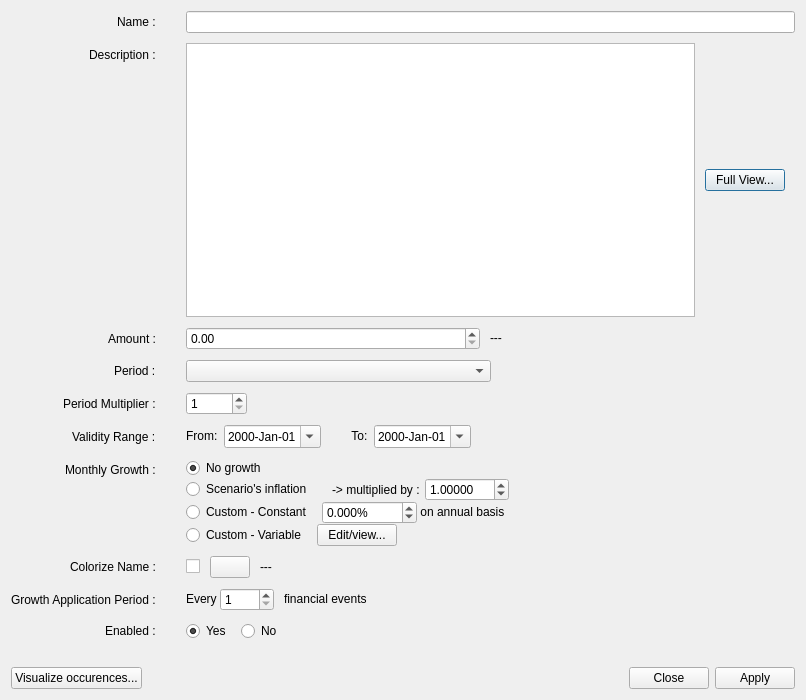
First picture: the form in src/editperiodicdialog.ui, repository redmoon1945/gbp, before the edit.
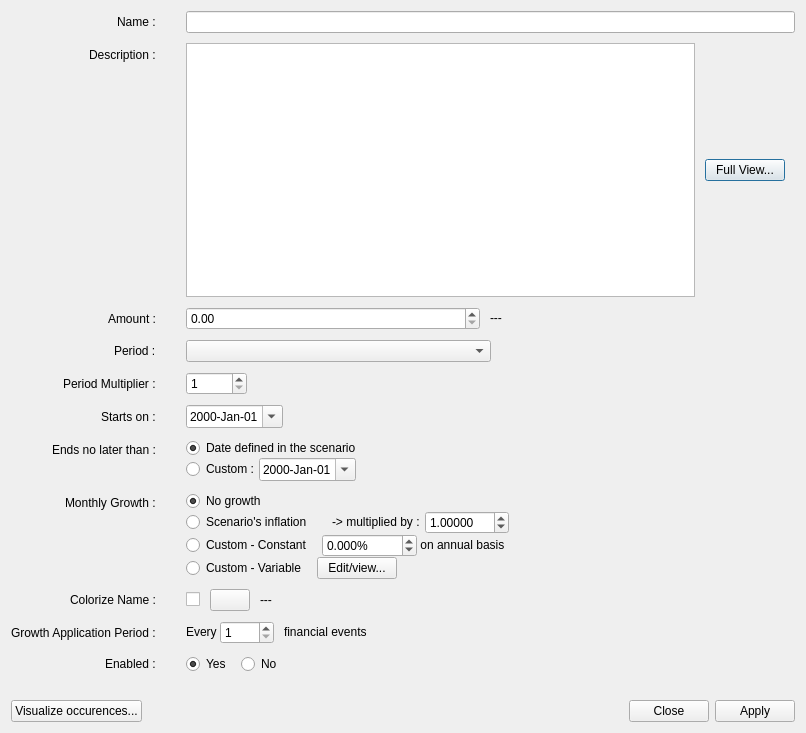
Second picture: the form after the edit.

What changed in the file:
```diff
--- a/src/editperiodicdialog.ui
+++ b/src/editperiodicdialog.ui
@@ -7,7 +7,7 @@
     <x>0</x>
     <y>0</y>
     <width>806</width>
-    <height>700</height>
+    <height>733</height>
    </rect>
   </property>
   <property name="sizePolicy">
@@ -372,28 +372,12 @@
           <string>Interval of time inside which this income/expense is allowed to be generated</string>
          </property>
          <property name="text">
-          <string>Validity Range :</string>
+          <string>Starts on :</string>
          </property>
         </widget>
        </item>
        <item row="5" column="1">
-        <layout class="QHBoxLayout" name="horizontalLayout_5">
-         <item>
-          <widget class="QLabel" name="label_8">
-           <property name="sizePolicy">
-            <sizepolicy hsizetype="Preferred" vsizetype="Fixed">
-             <horstretch>0</horstretch>
-             <verstretch>0</verstretch>
-            </sizepolicy>
-           </property>
-           <property name="text">
-            <string>From:  </string>
-           </property>
-           <property name="alignment">
-            <set>Qt::AlignmentFlag::AlignRight|Qt::AlignmentFlag::AlignTrailing|Qt::AlignmentFlag::AlignVCenter</set>
-           </property>
-          </widget>
-         </item>
+        <layout class="QHBoxLayout" name="horizontalLayout_15">
          <item>
           <widget class="QDateEdit" name="fromDateEdit">
            <property name="sizePolicy">
@@ -416,75 +400,7 @@
             <date>
              <year>1999</year>
              <month>11</month>
-             <day>29</day>
-            </date>
-           </property>
-           <property name="displayFormat">
-            <string notr="true">yyyy-MMM-dd</string>
-           </property>
-           <property name="calendarPopup">
-            <bool>true</bool>
-           </property>
-           <property name="timeSpec">
-            <enum>Qt::TimeSpec::LocalTime</enum>
-           </property>
-          </widget>
-         </item>
-         <item>
-          <spacer name="horizontalSpacer_8">
-           <property name="orientation">
-            <enum>Qt::Orientation::Horizontal</enum>
-           </property>
-           <property name="sizeType">
-            <enum>QSizePolicy::Policy::Fixed</enum>
-           </property>
-           <property name="sizeHint" stdset="0">
-            <size>
-             <width>30</width>
-             <height>20</height>
-            </size>
-           </property>
-          </spacer>
-         </item>
-         <item>
-          <widget class="QLabel" name="label_9">
-           <property name="sizePolicy">
-            <sizepolicy hsizetype="Preferred" vsizetype="Fixed">
-             <horstretch>0</horstretch>
-             <verstretch>0</verstretch>
-            </sizepolicy>
-           </property>
-           <property name="text">
-            <string>To:  </string>
-           </property>
-           <property name="alignment">
-            <set>Qt::AlignmentFlag::AlignRight|Qt::AlignmentFlag::AlignTrailing|Qt::AlignmentFlag::AlignVCenter</set>
-           </property>
-          </widget>
-         </item>
-         <item>
-          <widget class="QDateEdit" name="toDateEdit">
-           <property name="sizePolicy">
-            <sizepolicy hsizetype="Maximum" vsizetype="Fixed">
-             <horstretch>0</horstretch>
-             <verstretch>0</verstretch>
-            </sizepolicy>
-           </property>
-           <property name="toolTip">
-            <string>&lt;html&gt;&lt;head/&gt;&lt;body&gt;&lt;p&gt;&lt;span style=&quot; background-color:transparent;&quot;&gt;No financial event for this Financial Stream Definition will be generated past this date.&lt;/span&gt;&lt;/p&gt;&lt;/body&gt;&lt;/html&gt;</string>
-           </property>
-           <property name="maximumDate">
-            <date>
-             <year>2999</year>
-             <month>12</month>
-             <day>31</day>
-            </date>
-           </property>
-           <property name="minimumDate">
-            <date>
-             <year>1999</year>
-             <month>12</month>
-             <day>1</day>
+             <day>24</day>
             </date>
            </property>
            <property name="displayFormat">
@@ -513,7 +429,7 @@
          </item>
         </layout>
        </item>
-       <item row="6" column="0">
+       <item row="7" column="0">
         <widget class="QLabel" name="label_6">
          <property name="sizePolicy">
           <sizepolicy hsizetype="Preferred" vsizetype="Preferred">
@@ -534,7 +450,7 @@
          </property>
         </widget>
        </item>
-       <item row="6" column="1">
+       <item row="7" column="1">
         <layout class="QVBoxLayout" name="verticalLayout_3">
          <property name="sizeConstraint">
           <enum>QLayout::SizeConstraint::SetDefaultConstraint</enum>
@@ -592,6 +508,12 @@
            </item>
            <item>
             <widget class="QLabel" name="inflationAdjustmentFactorLabel">
+             <property name="sizePolicy">
+              <sizepolicy hsizetype="Preferred" vsizetype="Fixed">
+               <horstretch>0</horstretch>
+               <verstretch>0</verstretch>
+              </sizepolicy>
+             </property>
              <property name="text">
               <string>-&gt; multiplied by :</string>
              </property>
@@ -798,7 +720,7 @@
          </item>
         </layout>
        </item>
-       <item row="7" column="0">
+       <item row="8" column="0">
         <widget class="QLabel" name="label_15">
          <property name="sizePolicy">
           <sizepolicy hsizetype="Preferred" vsizetype="Preferred">
@@ -816,7 +738,7 @@
          </property>
         </widget>
        </item>
-       <item row="7" column="1">
+       <item row="8" column="1">
         <layout class="QHBoxLayout" name="horizontalLayout_14">
          <item>
           <widget class="QCheckBox" name="decorationColorCheckBox">
@@ -898,7 +820,7 @@
          </item>
         </layout>
        </item>
-       <item row="8" column="0">
+       <item row="9" column="0">
         <widget class="QLabel" name="label_11">
          <property name="sizePolicy">
           <sizepolicy hsizetype="Preferred" vsizetype="Preferred">
@@ -916,7 +838,7 @@
          </property>
         </widget>
        </item>
-       <item row="8" column="1">
+       <item row="9" column="1">
         <layout class="QHBoxLayout" name="horizontalLayout_11">
          <item>
           <widget class="QLabel" name="label_12">
@@ -994,7 +916,7 @@
          </item>
         </layout>
        </item>
-       <item row="9" column="0">
+       <item row="10" column="0">
         <widget class="QLabel" name="label_10">
          <property name="sizePolicy">
           <sizepolicy hsizetype="Preferred" vsizetype="Preferred">
@@ -1012,7 +934,7 @@
          </property>
         </widget>
        </item>
-       <item row="9" column="1">
+       <item row="10" column="1">
         <layout class="QHBoxLayout" name="horizontalLayout_6">
          <item>
           <widget class="QRadioButton" name="activeYesRadioButton">
@@ -1086,6 +1008,116 @@
          </item>
         </layout>
        </item>
+       <item row="6" column="0">
+        <widget class="QLabel" name="label_8">
+         <property name="text">
+          <string>Ends no later than :</string>
+         </property>
+        </widget>
+       </item>
+       <item row="6" column="1">
+        <layout class="QVBoxLayout" name="verticalLayout_5">
+         <item>
+          <layout class="QHBoxLayout" name="horizontalLayout_13">
+           <item>
+            <widget class="QRadioButton" name="toScenarioRadioButton">
+             <property name="toolTip">
+              <string>&lt;html&gt;&lt;head/&gt;&lt;body&gt;&lt;p&gt;No financial events will be generated past this date, specified at the scenario level. &lt;/p&gt;&lt;/body&gt;&lt;/html&gt;</string>
+             </property>
+             <property name="text">
+              <string>Date defined in the scenario</string>
+             </property>
+             <property name="checked">
+              <bool>true</bool>
+             </property>
+             <attribute name="buttonGroup">
+              <string notr="true">buttonGroup</string>
+             </attribute>
+            </widget>
+           </item>
+           <item>
+            <spacer name="horizontalSpacer_24">
+             <property name="orientation">
+              <enum>Qt::Orientation::Horizontal</enum>
+             </property>
+             <property name="sizeHint" stdset="0">
+              <size>
+               <width>40</width>
+               <height>20</height>
+              </size>
+             </property>
+            </spacer>
+           </item>
+          </layout>
+         </item>
+         <item>
+          <layout class="QHBoxLayout" name="horizontalLayout_16">
+           <item>
+            <widget class="QRadioButton" name="toCustomRadioButton">
+             <property name="text">
+              <string>Custom :</string>
+             </property>
+             <property name="checked">
+              <bool>false</bool>
+             </property>
+             <attribute name="buttonGroup">
+              <string notr="true">buttonGroup</string>
+             </attribute>
+            </widget>
+           </item>
+           <item>
+            <widget class="QDateEdit" name="toDateEdit">
+             <property name="sizePolicy">
+              <sizepolicy hsizetype="Preferred" vsizetype="Fixed">
+               <horstretch>0</horstretch>
+               <verstretch>0</verstretch>
+              </sizepolicy>
+             </property>
+             <property name="toolTip">
+              <string>&lt;html&gt;&lt;head/&gt;&lt;body&gt;&lt;p&gt;&lt;span style=&quot; background-color:transparent;&quot;&gt;No financial event for this Financial Stream Definition will be generated past this custom date, which is applicable only to this specific Periodic Financial Stream Definition.&lt;/span&gt;&lt;/p&gt;&lt;/body&gt;&lt;/html&gt;</string>
+             </property>
+             <property name="maximumDate">
+              <date>
+               <year>2999</year>
+               <month>12</month>
+               <day>31</day>
+              </date>
+             </property>
+             <property name="minimumDate">
+              <date>
+               <year>1999</year>
+               <month>11</month>
+               <day>26</day>
+              </date>
+             </property>
+             <property name="displayFormat">
+              <string notr="true">yyyy-MMM-dd</string>
+             </property>
+             <property name="calendarPopup">
+              <bool>true</bool>
+             </property>
+             <property name="timeSpec">
+              <enum>Qt::TimeSpec::LocalTime</enum>
+             </property>
+            </widget>
+           </item>
+           <item>
+            <spacer name="horizontalSpacer_25">
+             <property name="orientation">
+              <enum>Qt::Orientation::Horizontal</enum>
+             </property>
+             <property name="sizeHint" stdset="0">
+              <size>
+               <width>40</width>
+               <height>20</height>
+              </size>
+             </property>
+            </spacer>
+           </item>
+          </layout>
+         </item>
+        </layout>
+       </item>
       </layout>
      </item>
      <item>
```
Left out of the diff: 5 changed lines with no effect on the pictures.
